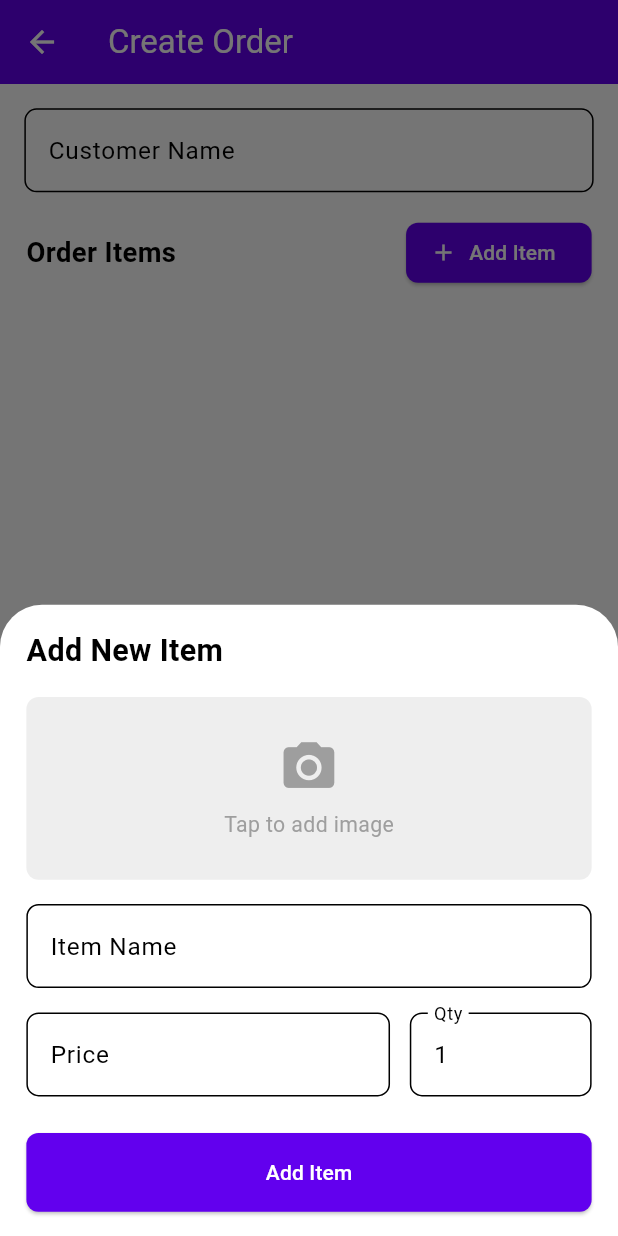
After one commit to belalSoliman/b-order, a Flutter app: the CreateOrderScreen screen opened directly, after a tap on "Add Item", on a phone screen of 412 x 824 dp. The commit adds this screen. Run offline on Flutter 3.47's test engine with Material 3 defaults, Android fonts, the phone set to English and light mode, and no system bars; our stand-ins replace flutter_screenutil, image_picker, sqflite; accounts and stored records are empty.

Commit message:
- Update Podfile.lock to include sqflite_darwin dependency and ensure compatibility with Flutter. - Modify project.pbxproj to integrate Pods and add necessary build phases for testing and embedding frameworks. - Update Runner.xcscheme to reflect the latest upgrade version for better compatibility. - Implement DatabaseHelper class for managing SQLite database operations, including CRUD for orders and order items. - Refactor DashbordScreen to use StatefulWidget and add functionality for creating new orders via a floating action button. - Create OrderItemModel and OrderModel classes to represent order and order item data structures. - Develop CreateOrderScreen for adding new orders, including form validation and item management with image selection.

```diff
--- /dev/null
+++ b/lib/core/helper/data_base_helper.dart
@@ -0,0 +1,89 @@
+import 'dart:io';
+import 'package:path/path.dart';
+import 'package:path_provider/path_provider.dart';
+import 'package:sqflite/sqflite.dart';
+
+class DatabaseHelper {
+  static final DatabaseHelper _instance = DatabaseHelper._internal();
+  factory DatabaseHelper() => _instance;
+  DatabaseHelper._internal();
+
+  static Database? _database;
+
+  Future<Database> get database async {
+    if (_database != null) return _database!;
+    _database = await _initDatabase();
+    return _database!;
+  }
+
+  Future<Database> _initDatabase() async {
+    Directory documentsDirectory = await getApplicationDocumentsDirectory();
+    String path = join(documentsDirectory.path, 'border_app.db');
+    return await openDatabase(
+      path,
+      version: 1,
+      onCreate: _onCreate,
+    );
+  }
+
+  Future _onCreate(Database db, int version) async {
+    await db.execute('''
+      CREATE TABLE orders (
+        id INTEGER PRIMARY KEY AUTOINCREMENT,
+        customerName TEXT NOT NULL,
+        totalAmount REAL NOT NULL,
+        date TEXT NOT NULL,
+        status TEXT NOT NULL
+      )
+    ''');
+
+    await db.execute('''
+      CREATE TABLE order_items (
+        id INTEGER PRIMARY KEY AUTOINCREMENT,
+        orderId INTEGER NOT NULL,
+        name TEXT NOT NULL,
+        price REAL NOT NULL,
+        quantity INTEGER NOT NULL,
+        imagePath TEXT NOT NULL,
+        FOREIGN KEY (orderId) REFERENCES orders (id)
+      )
+    ''');
+  }
+
+  // Orders CRUD
+  Future<int> insertOrder(Map<String, dynamic> order) async {
+    Database db = await database;
+    return await db.insert('orders', order);
+  }
+
+  Future<List<Map<String, dynamic>>> getOrders() async {
+    Database db = await database;
+    return await db.query('orders', orderBy: 'date DESC');
+  }
+
+  Future<Map<String, dynamic>?> getOrder(int id) async {
+    Database db = await database;
+    List<Map<String, dynamic>> result = await db.query(
+      'orders',
+      where: 'id = ?',
+      whereArgs: [id],
+      limit: 1,
+    );
+    return result.isNotEmpty ? result.first : null;
+  }
+
+  // Order items CRUD
+  Future<int> insertOrderItem(Map<String, dynamic> item) async {
+    Database db = await database;
+    return await db.insert('order_items', item);
+  }
+
+  Future<List<Map<String, dynamic>>> getOrderItems(int orderId) async {
+    Database db = await database;
+    return await db.query(
+      'order_items',
+      where: 'orderId = ?',
+      whereArgs: [orderId],
+    );
+  }
+}
--- /dev/null
+++ b/lib/features/order/domain/oder_item_model.dart
@@ -0,0 +1,39 @@
+class OrderItemModel {
+  final int? id;
+  final int orderId;
+  final String name;
+  final double price;
+  final int quantity;
+  final String imagePath;
+
+  OrderItemModel({
+    this.id,
+    required this.orderId,
+    required this.name,
+    required this.price,
+    required this.quantity,
+    required this.imagePath,
+  });
+
+  Map<String, dynamic> toMap() {
+    return {
+      'id': id,
+      'orderId': orderId,
+      'name': name,
+      'price': price,
+      'quantity': quantity,
+      'imagePath': imagePath,
+    };
+  }
+
+  factory OrderItemModel.fromMap(Map<String, dynamic> map) {
+    return OrderItemModel(
+      id: map['id'],
+      orderId: map['orderId'],
+      name: map['name'],
+      price: map['price'],
+      quantity: map['quantity'],
+      imagePath: map['imagePath'],
+    );
+  }
+}
--- /dev/null
+++ b/lib/features/order/domain/order_model.dart
@@ -0,0 +1,40 @@
+import 'package:border/features/home/presentation/widgets/order_item.dart';
+
+class OrderModel {
+  final int? id;
+  final String customerName;
+  final double totalAmount;
+  final DateTime date;
+  final OrderStatus status;
+
+  OrderModel({
+    this.id,
+    required this.customerName,
+    required this.totalAmount,
+    required this.date,
+    required this.status,
+  });
+
+  Map<String, dynamic> toMap() {
+    return {
+      'id': id,
+      'customerName': customerName,
+      'totalAmount': totalAmount,
+      'date': date.toIso8601String(),
+      'status': status.name,
+    };
+  }
+
+  factory OrderModel.fromMap(Map<String, dynamic> map) {
+    return OrderModel(
+      id: map['id'],
+      customerName: map['customerName'],
+      totalAmount: map['totalAmount'],
+      date: DateTime.parse(map['date']),
+      status: OrderStatus.values.firstWhere(
+        (e) => e.name == map['status'],
+        orElse: () => OrderStatus.pending,
+      ),
+    );
+  }
+}
--- /dev/null
+++ b/lib/features/order/presentation/create_order_screen.dart
@@ -0,0 +1,509 @@
+import 'dart:io';
+import 'package:border/core/helper/data_base_helper.dart';
+import 'package:border/features/home/presentation/widgets/order_item.dart';
+import 'package:border/features/order/domain/oder_item_model.dart';
+import 'package:border/features/order/domain/order_model.dart';
+import 'package:flutter/material.dart';
+import 'package:flutter_screenutil/flutter_screenutil.dart';
+import 'package:image_picker/image_picker.dart';
+import 'package:path_provider/path_provider.dart';
+import 'package:path/path.dart' as path;
+
+class CreateOrderScreen extends StatefulWidget {
+  const CreateOrderScreen({super.key});
+
+  @override
+  State<CreateOrderScreen> createState() => _CreateOrderScreenState();
+}
+
+class _CreateOrderScreenState extends State<CreateOrderScreen> {
+  final _formKey = GlobalKey<FormState>();
+  final _customerNameController = TextEditingController();
+  final DatabaseHelper _databaseHelper = DatabaseHelper();
+  final List<OrderItemFormData> _orderItems = [];
+  double _totalAmount = 0.0;
+
+  @override
+  void dispose() {
+    _customerNameController.dispose();
+    super.dispose();
+  }
+
+  void _updateTotalAmount() {
+    double total = 0;
+    for (var item in _orderItems) {
+      total += item.price * item.quantity;
+    }
+    setState(() {
+      _totalAmount = total;
+    });
+  }
+
+  Future<void> _addItem() async {
+    final result = await showModalBottomSheet<OrderItemFormData>(
+      context: context,
+      isScrollControlled: true,
+      builder: (context) => const AddItemBottomSheet(),
+    );
+
+    if (result != null) {
+      setState(() {
+        _orderItems.add(result);
+      });
+      _updateTotalAmount();
+    }
+  }
+
+  Future<void> _saveOrder() async {
+    if (_formKey.currentState!.validate() && _orderItems.isNotEmpty) {
+      try {
+        // Save order to database
+        OrderModel order = OrderModel(
+          customerName: _customerNameController.text,
+          totalAmount: _totalAmount,
+          date: DateTime.now(),
+          status: OrderStatus.pending,
+        );
+
+        int orderId = await _databaseHelper.insertOrder(order.toMap());
+
+        // Save order items
+        for (var item in _orderItems) {
+          OrderItemModel orderItem = OrderItemModel(
+            orderId: orderId,
+            name: item.name,
+            price: item.price,
+            quantity: item.quantity,
+            imagePath: item.imagePath,
+          );
+
+          await _databaseHelper.insertOrderItem(orderItem.toMap());
+        }
+
+        if (mounted) {
+          ScaffoldMessenger.of(context).showSnackBar(
+            SnackBar(content: Text('Order created successfully')),
+          );
+          Navigator.pop(context, true);
+        }
+      } catch (e) {
+        ScaffoldMessenger.of(context).showSnackBar(
+          SnackBar(content: Text('Error creating order: $e')),
+        );
+      }
+    } else if (_orderItems.isEmpty) {
+      ScaffoldMessenger.of(context).showSnackBar(
+        const SnackBar(content: Text('Please add at least one item')),
+      );
+    }
+  }
+
+  @override
+  Widget build(BuildContext context) {
+    return Scaffold(
+      appBar: AppBar(
+        title: Text('Create Order'),
+      ),
+      body: Form(
+        key: _formKey,
+        child: Column(
+          crossAxisAlignment: CrossAxisAlignment.start,
+          children: [
+            Padding(
+              padding: EdgeInsets.all(16.r),
+              child: TextFormField(
+                controller: _customerNameController,
+                decoration: InputDecoration(
+                  labelText: 'Customer Name',
+                  border: OutlineInputBorder(
+                    borderRadius: BorderRadius.circular(8.r),
+                  ),
+                ),
+                validator: (value) {
+                  if (value == null || value.isEmpty) {
+                    return 'Please enter customer name';
+                  }
+                  return null;
+                },
+              ),
+            ),
+
+            Padding(
+              padding: EdgeInsets.symmetric(horizontal: 16.w),
+              child: Row(
+                mainAxisAlignment: MainAxisAlignment.spaceBetween,
+                children: [
+                  Text(
+                    'Order Items',
+                    style: TextStyle(
+                      fontSize: 18.sp,
+                      fontWeight: FontWeight.bold,
+                    ),
+                  ),
+                  ElevatedButton.icon(
+                    onPressed: _addItem,
+                    icon: Icon(Icons.add),
+                    label: Text('Add Item'),
+                  ),
+                ],
+              ),
+            ),
+
+            Expanded(
+              child: _orderItems.isEmpty
+                  ? Center(
+                      child: Text(
+                        'No items added yet',
+                        style: TextStyle(color: Colors.grey),
+                      ),
+                    )
+                  : ListView.builder(
+                      itemCount: _orderItems.length,
+                      padding: EdgeInsets.all(16.r),
+                      itemBuilder: (context, index) {
+                        final item = _orderItems[index];
+                        return ItemCard(
+                          item: item,
+                          onDelete: () {
+                            setState(() {
+                              _orderItems.removeAt(index);
+                            });
+                            _updateTotalAmount();
+                          },
+                        );
+                      },
+                    ),
+            ),
+
+            Container(
+              padding: EdgeInsets.all(16.r),
+              color: Theme.of(context).colorScheme.surface,
+              child: Column(
+                children: [
+                  Row(
+                    mainAxisAlignment: MainAxisAlignment.spaceBetween,
+                    children: [
+                      Text(
+                        'Total Amount:',
+                        style: TextStyle(
+                          fontSize: 18.sp,
+                          fontWeight: FontWeight.bold,
+                        ),
+                      ),
+                      Text(
+                        '\$${_totalAmount.toStringAsFixed(2)}',
+                        style: TextStyle(
+                          fontSize: 18.sp,
+                          fontWeight: FontWeight.bold,
+                          color: Theme.of(context).primaryColor,
+                        ),
+                      ),
+                    ],
+                  ),
+                  SizedBox(height: 16.h),
+                  SizedBox(
+                    width: double.infinity,
+                    child: ElevatedButton(
+                      onPressed: _saveOrder,
+                      style: ElevatedButton.styleFrom(
+                        padding: EdgeInsets.symmetric(vertical: 16.h),
+                      ),
+                      child: Text(
+                        'Create Order',
+                        style: TextStyle(fontSize: 16.sp),
+                      ),
+                    ),
+                  ),
+                ],
+              ),
+            ),
+          ],
+        ),
+      ),
+    );
+  }
+}
+
+// Bottom sheet for adding items
+class AddItemBottomSheet extends StatefulWidget {
+  const AddItemBottomSheet({super.key});
+
+  @override
+  State<AddItemBottomSheet> createState() => _AddItemBottomSheetState();
+}
+
+class _AddItemBottomSheetState extends State<AddItemBottomSheet> {
+  final _nameController = TextEditingController();
+  final _priceController = TextEditingController();
+  final _quantityController = TextEditingController(text: '1');
+  final _formKey = GlobalKey<FormState>();
+  String? _imagePath;
+  final ImagePicker _picker = ImagePicker();
+
+  @override
+  void dispose() {
+    _nameController.dispose();
+    _priceController.dispose();
+    _quantityController.dispose();
+    super.dispose();
+  }
+
+  Future<void> _pickImage() async {
+    try {
+      final XFile? image = await _picker.pickImage(source: ImageSource.gallery);
+      if (image != null) {
+        // Copy image to app directory to keep persistent reference
+        final appDir = await getApplicationDocumentsDirectory();
+        final fileName = path.basename(image.path);
+        final savedImage = await File(image.path).copy('${appDir.path}/$fileName');
+
+        setState(() {
+          _imagePath = savedImage.path;
+        });
+      }
+    } catch (e) {
+      ScaffoldMessenger.of(context).showSnackBar(
+        SnackBar(content: Text('Error picking image: $e')),
+      );
+    }
+  }
+
+  void _addItem() {
+    if (_formKey.currentState!.validate() && _imagePath != null) {
+      Navigator.pop(
+        context,
+        OrderItemFormData(
+          name: _nameController.text,
+          price: double.parse(_priceController.text),
+          quantity: int.parse(_quantityController.text),
+          imagePath: _imagePath!,
+        ),
+      );
+    } else if (_imagePath == null) {
+      ScaffoldMessenger.of(context).showSnackBar(
+        const SnackBar(content: Text('Please select an image')),
+      );
+    }
+  }
+
+  @override
+  Widget build(BuildContext context) {
+    return Padding(
+      padding: EdgeInsets.only(
+        bottom: MediaQuery.of(context).viewInsets.bottom,
+        left: 16.w,
+        right: 16.w,
+        top: 16.h,
+      ),
+      child: Form(
+        key: _formKey,
+        child: Column(
+          mainAxisSize: MainAxisSize.min,
+          crossAxisAlignment: CrossAxisAlignment.start,
+          children: [
+            Text(
+              'Add New Item',
+              style: TextStyle(
+                fontSize: 20.sp,
+                fontWeight: FontWeight.bold,
+              ),
+            ),
+            SizedBox(height: 16.h),
+
+            InkWell(
+              onTap: _pickImage,
+              child: Container(
+                height: 120.h,
+                decoration: BoxDecoration(
+                  color: Colors.grey[200],
+                  borderRadius: BorderRadius.circular(8.r),
+                ),
+                alignment: Alignment.center,
+                child: _imagePath == null
+                    ? Column(
+                        mainAxisAlignment: MainAxisAlignment.center,
+                        children: [
+                          Icon(Icons.camera_alt, size: 40.r, color: Colors.grey),
+                          SizedBox(height: 8.h),
+                          Text('Tap to add image', style: TextStyle(color: Colors.grey)),
+                        ],
+                      )
+                    : Image.file(
+                        File(_imagePath!),
+                        fit: BoxFit.cover,
+                        width: double.infinity,
+                        height: 120.h,
+                      ),
+              ),
+            ),
+            SizedBox(height: 16.h),
+
+            TextFormField(
+              controller: _nameController,
+              decoration: InputDecoration(
+                labelText: 'Item Name',
+                border: OutlineInputBorder(
+                  borderRadius: BorderRadius.circular(8.r),
+                ),
+              ),
+              validator: (value) {
+                if (value == null || value.isEmpty) {
+                  return 'Please enter item name';
+                }
+                return null;
+              },
+            ),
+            SizedBox(height: 16.h),
+
+            Row(
+              children: [
+                Expanded(
+                  flex: 2,
+                  child: TextFormField(
+                    controller: _priceController,
+                    decoration: InputDecoration(
+                      labelText: 'Price',
+                      prefixText: '\$',
+                      border: OutlineInputBorder(
+                        borderRadius: BorderRadius.circular(8.r),
+                      ),
+                    ),
+                    keyboardType: TextInputType.number,
+                    validator: (value) {
+                      if (value == null || value.isEmpty) {
+                        return 'Required';
+                      }
+                      if (double.tryParse(value) == null) {
+                        return 'Invalid price';
+                      }
+                      return null;
+                    },
+                  ),
+                ),
+                SizedBox(width: 12.w),
+                Expanded(
+                  child: TextFormField(
+                    controller: _quantityController,
+                    decoration: InputDecoration(
+                      labelText: 'Qty',
+                      border: OutlineInputBorder(
+                        borderRadius: BorderRadius.circular(8.r),
+                      ),
+                    ),
+                    keyboardType: TextInputType.number,
+                    validator: (value) {
+                      if (value == null || value.isEmpty) {
+                        return 'Required';
+                      }
+                      if (int.tryParse(value) == null) {
+                        return 'Invalid';
+                      }
+                      return null;
+                    },
+                  ),
+                ),
+              ],
+            ),
+            SizedBox(height: 24.h),
+
+            SizedBox(
+              width: double.infinity,
+              child: ElevatedButton(
+                onPressed: _addItem,
+                style: ElevatedButton.styleFrom(
+                  padding: EdgeInsets.symmetric(vertical: 16.h),
+                ),
+                child: Text('Add Item'),
+              ),
+            ),
+            SizedBox(height: 16.h),
+          ],
+        ),
+      ),
+    );
+  }
+}
+
+// Item Card Widget
+class ItemCard extends StatelessWidget {
+  final OrderItemFormData item;
+  final VoidCallback onDelete;
+
+  const ItemCard({
+    Key? key,
+    required this.item,
+    required this.onDelete,
+  }) : super(key: key);
+
+  @override
+  Widget build(BuildContext context) {
+    return Card(
+      margin: EdgeInsets.only(bottom: 12.h),
+      child: Padding(
+        padding: EdgeInsets.all(12.r),
+        child: Row(
+          children: [
+            ClipRRect(
+              borderRadius: BorderRadius.circular(8.r),
+              child: Image.file(
+                File(item.imagePath),
+                width: 70.w,
+                height: 70.w,
+                fit: BoxFit.cover,
+              ),
+            ),
+            SizedBox(width: 12.w),
+            Expanded(
+              child: Column(
+                crossAxisAlignment: CrossAxisAlignment.start,
+                children: [
+                  Text(
+                    item.name,
+                    style: TextStyle(
+                      fontSize: 16.sp,
+                      fontWeight: FontWeight.bold,
+                    ),
+                  ),
+                  SizedBox(height: 4.h),
+                  Text(
+                    '\$${item.price.toStringAsFixed(2)} × ${item.quantity}',
+                    style: TextStyle(
+                      fontSize: 14.sp,
+                      color: Colors.grey[700],
+                    ),
+                  ),
+                  Text(
+                    'Total: \$${(item.price * item.quantity).toStringAsFixed(2)}',
+                    style: TextStyle(
+                      fontSize: 14.sp,
+                      fontWeight: FontWeight.w500,
+                    ),
+                  ),
+                ],
+              ),
+            ),
+            IconButton(
+              icon: Icon(Icons.delete_outline, color: Colors.red),
+              onPressed: onDelete,
+            ),
+          ],
+        ),
+      ),
+    );
+  }
+}
+
+// Data model for form
+class OrderItemFormData {
+  final String name;
+  final double price;
+  final int quantity;
+  final String imagePath;
+
+  OrderItemFormData({
+    required this.name,
+    required this.price,
+    required this.quantity,
+    required this.imagePath,
+  });
+}
```
Also changed, not shown: lib/features/home/presentation/dashbord_screen.dart (+26 -1 lines), 3 other files.
